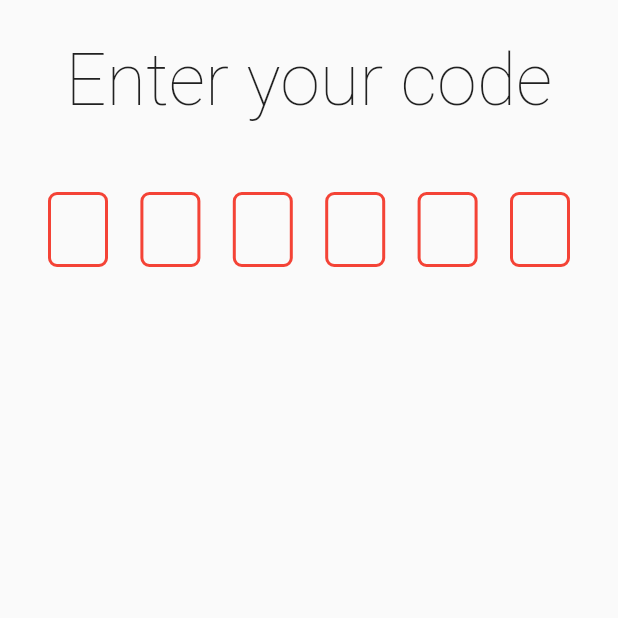
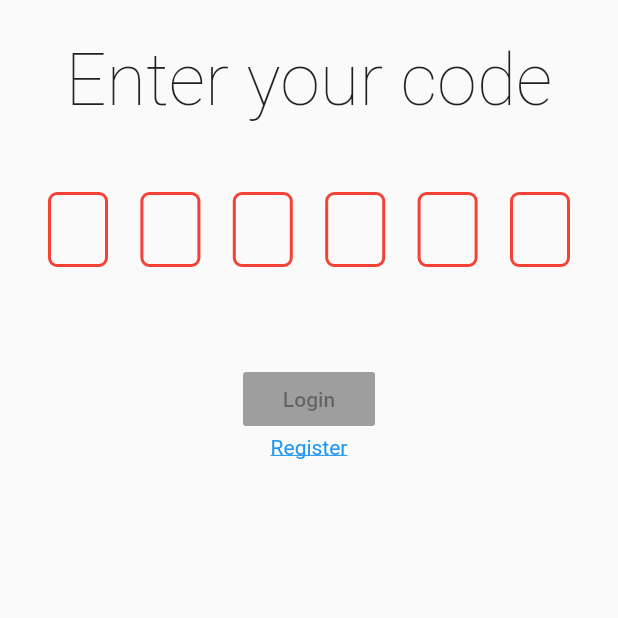
Before and after one commit to thrashermaq/waitathome, a Flutter app: the screen it shows after launch, after a tap on "Shop associate", on a phone screen of 412 x 824 dp, the top half of it. Run offline on Flutter 3.47's test engine with Material 2 defaults, Android fonts, the phone set to English and light mode, and no system bars; drawn by our look-alikes of pin_code_fields; our stand-ins replace cloud_firestore, google_maps_flutter; accounts and stored records are empty; generated files the repository leaves out were written again.

Commit message:
updated login screen (error handling, added register link)

```diff
--- a/lib/ui/screen/shop/shop_login.dart
+++ b/lib/ui/screen/shop/shop_login.dart
@@ -2,6 +2,8 @@
 import 'package:pin_code_fields/pin_code_fields.dart';
 import 'package:provider/provider.dart';
 import 'package:waitathome/core/service/shop_service.dart';
+import 'package:waitathome/ui/screen/shop/register_screen.dart';
+import 'package:waitathome/ui/screen/shop/shop_screen.dart';
 
 class ShopLoginScreen extends StatelessWidget {
   static const routeName = '/shopLogin';
@@ -12,7 +14,30 @@
       body: SafeArea(
         child: SingleChildScrollView(
           padding: const EdgeInsets.all(32.0),
-          child: Column(
+          child: LoginScreen(),
+        ),
+      ),
+    );
+  }
+}
+
+class LoginScreen extends StatefulWidget {
+  @override
+  State<StatefulWidget> createState() => _LoginScreenState();
+}
+
+class _LoginScreenState extends State<LoginScreen> {
+  String _pin;
+
+  @override
+  void initState() {
+    _pin = null;
+    super.initState();
+  }
+
+  @override
+  Widget build(BuildContext context) {
+    return Column(
       children: <Widget>[
         Center(
           child: Text(
@@ -26,7 +51,7 @@
           ),
         ),
         Padding(
-                padding: const EdgeInsets.only(top: 48.0, bottom: 100.0),
+          padding: const EdgeInsets.only(top: 48.0, bottom: 48.0),
           child: PinCodeTextField(
             length: 6,
             obsecureText: false,
@@ -41,22 +66,62 @@
             ),
             backgroundColor: Colors.transparent,
             onCompleted: (value) {
-                    print(value);
-                    Provider.of<ShopService>(context, listen: false).login(value, (shopId) {
-                      // TODO go to expected page
-                      print('logged in with $shopId');
-                    }, () {
-                      // TODO error handling
-                      print('login failed');
+              setState(() {
+                _pin = value;
               });
             },
             onChanged: (value) {},
           ),
         ),
+        FlatButton(
+          child: Text(
+            'Login',
+          ),
+          color: Colors.teal,
+          disabledColor: Colors.grey,
+          onPressed: onPressed(),
+        ),
+        GestureDetector(
+          child: Text("Register", style: TextStyle(decoration: TextDecoration.underline, color: Colors.blue)),
+          onTap: () {
+            Navigator.pushNamed(context, RegisterScreen.routeName);
+          },
+        )
       ],
-          ),
-        ),
-      ),
     );
   }
+
+  Function onPressed() {
+    if (_pin == null) {
+      return null;
     }
+    return () {
+      Provider.of<ShopService>(context, listen: false).login(_pin, (shopId) {
+        Navigator.pushNamed(context, ShopScreen.routeName);
+      }, () {
+        setState(() {
+          _pin = null;
+        });
+        showDialog(
+          context: context,
+          builder: (BuildContext context) {
+            // return object of type Dialog
+            return AlertDialog(
+              title: new Text("Login failed"),
+              content: new Text("Check if the entered pin is correct."),
+              actions: <Widget>[
+                // usually buttons at the bottom of the dialog
+                new FlatButton(
+                  child: new Text("OK"),
+                  onPressed: () {
+                    Navigator.of(context).pop();
+                  },
+                ),
+              ],
+            );
+          },
+        );
+      });
+    };
+  }
+}
```
Lines whose indentation alone changed are shown as unchanged.
